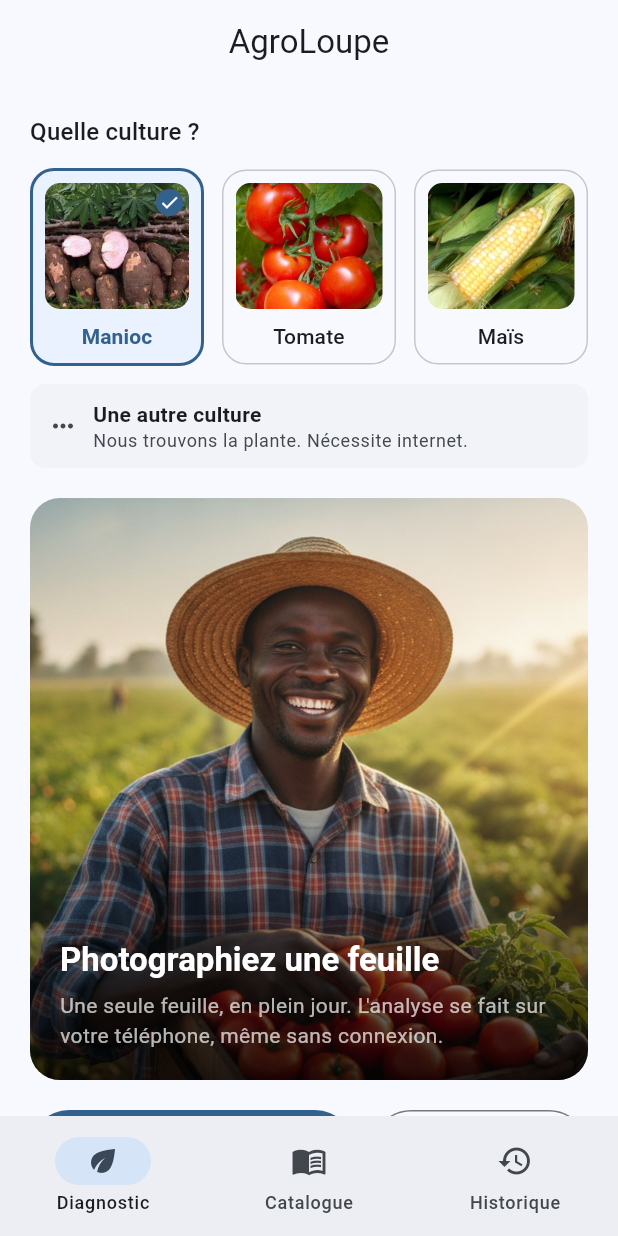
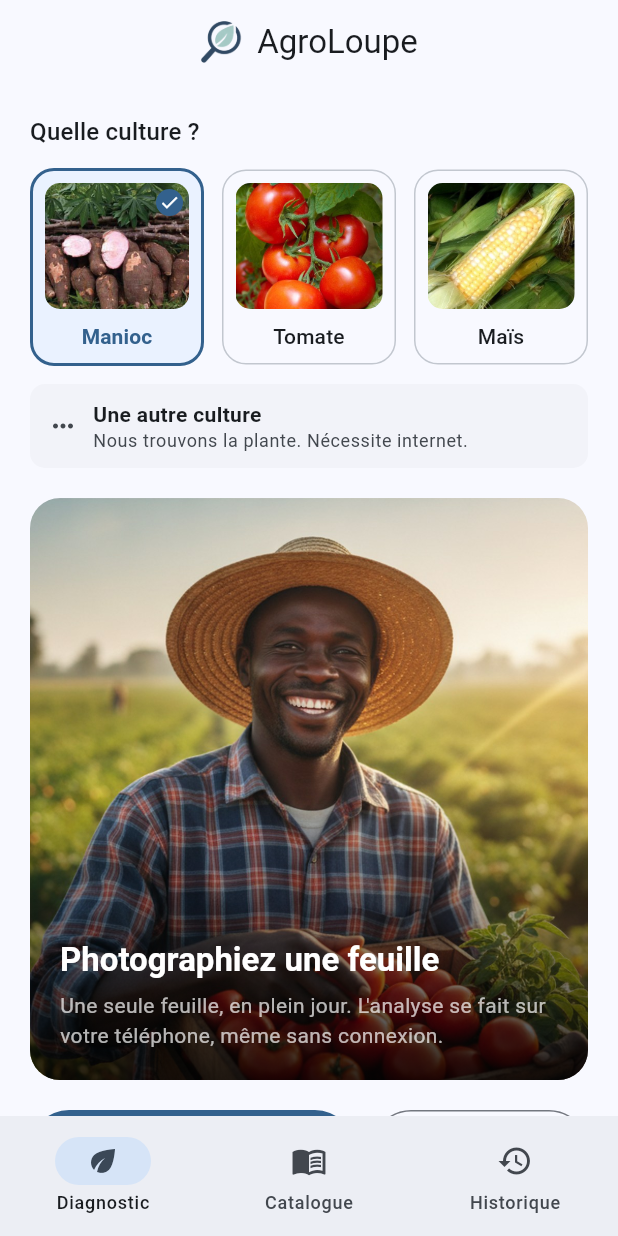
Before and after one commit to FFSC-Hackaton-2026-AgroLoupe/agro-loupe, a Flutter app: the screen it shows after launch, on a phone screen of 412 x 824 dp. Run offline on Flutter 3.47's test engine with Material 3 defaults, Android fonts, the phone set to English and light mode, and no system bars; our stand-ins replace connectivity_plus, dio, firebase_core, flutter_dotenv, image_picker; missing offline and left inert: tflite_flutter; accounts and stored records are empty.

Commit message:
add icon to appBar

```diff
--- a/lib/core/constants/app_constants.dart
+++ b/lib/core/constants/app_constants.dart
@@ -41,6 +41,15 @@ abstract final class AppConstants {
   /// Logo pour fond sombre : même dessin, tracé en bleu clair.
   static const String logoOnDarkAsset = 'assets/images/logo_on_dark.png';
 
+  /// Marque seule — loupe et feuille, sans le nom — pour les barres de titre.
+  ///
+  /// Découpée du logo complet : à côté d'un titre qui dit déjà « AgroLoupe »,
+  /// le logo entier afficherait le nom deux fois.
+  static const String iconAsset = 'assets/images/icon.png';
+
+  /// Variante éclaircie, pour un fond sombre.
+  static const String iconOnDarkAsset = 'assets/images/icon_on_dark.png';
+
   /// Photographie d'accueil (1080 × 1350) : un producteur et sa récolte.
   ///
   /// Le master pleine résolution est dans `design/sources/`, hors APK.
--- a/lib/features/diagnosis/ui/screens/home_screen.dart
+++ b/lib/features/diagnosis/ui/screens/home_screen.dart
@@ -5,6 +5,7 @@ import 'package:provider/provider.dart';
 
 import '../../../../core/constants/app_constants.dart';
 import '../../../../core/services/photo_service.dart';
+import '../../../../shared/widgets/app_bar_title.dart';
 import '../../../../shared/widgets/connection_badge.dart';
 import '../../state/diagnosis_provider.dart';
 import '../widgets/crop_selector.dart';
@@ -33,7 +34,7 @@ class HomeScreen extends StatelessWidget {
       },
       child: Scaffold(
         appBar: AppBar(
-          title: const Text(AppConstants.appName),
+          title: const AppBarTitle(AppConstants.appName),
           leading: peutRevenir
               ? IconButton(
                   icon: const Icon(Icons.arrow_back),
--- a/lib/features/history/ui/screens/history_screen.dart
+++ b/lib/features/history/ui/screens/history_screen.dart
@@ -1,4 +1,6 @@
 import 'package:flutter/material.dart';
+
+import '../../../../shared/widgets/app_bar_title.dart';
 
 /// Historique local des diagnostics.
 ///
@@ -17,7 +19,7 @@ class HistoryScreen extends StatelessWidget {
     final theme = Theme.of(context);
 
     return Scaffold(
-      appBar: AppBar(title: const Text('Historique')),
+      appBar: AppBar(title: const AppBarTitle('Historique')),
       body: Center(
         child: Padding(
           padding: const EdgeInsets.symmetric(horizontal: 32),
--- a/lib/features/treatments/ui/screens/catalog_screen.dart
+++ b/lib/features/treatments/ui/screens/catalog_screen.dart
@@ -1,4 +1,6 @@
 import 'package:flutter/material.dart';
+
+import '../../../../shared/widgets/app_bar_title.dart';
 
 /// Catalogue des maladies, consultable sans passer par un diagnostic.
 ///
@@ -18,7 +20,7 @@ class CatalogScreen extends StatelessWidget {
     final theme = Theme.of(context);
 
     return Scaffold(
-      appBar: AppBar(title: const Text('Catalogue')),
+      appBar: AppBar(title: const AppBarTitle('Catalogue')),
       body: Center(
         child: Padding(
           padding: const EdgeInsets.symmetric(horizontal: 32),
--- /dev/null
+++ b/lib/shared/widgets/app_bar_title.dart
@@ -0,0 +1,39 @@
+import 'package:flutter/material.dart';
+
+import '../../core/constants/app_constants.dart';
+
+/// Titre d'`AppBar` précédé de la marque de l'application.
+///
+/// Deux fichiers plutôt qu'un seul teinté : le bleu nuit de la loupe
+/// disparaîtrait sur le fond sombre, et le vert sauge de la feuille doit
+/// rester vert — une teinte unique appliquée à l'ensemble les écraserait tous
+/// les deux.
+class AppBarTitle extends StatelessWidget {
+  const AppBarTitle(this.text, {super.key});
+
+  /// Titre de l'écran. `AgroLoupe` sur l'accueil, le nom de l'onglet ailleurs.
+  final String text;
+
+  static const double _taille = 28;
+
+  @override
+  Widget build(BuildContext context) {
+    final sombre = Theme.of(context).brightness == Brightness.dark;
+
+    return Row(
+      mainAxisSize: MainAxisSize.min,
+      children: [
+        Image.asset(
+          sombre ? AppConstants.iconOnDarkAsset : AppConstants.iconAsset,
+          height: _taille,
+          width: _taille,
+          // Un logo absent ne doit pas décaler le titre ni faire rougir
+          // l'écran : on le retire simplement.
+          errorBuilder: (context, _, _) => const SizedBox.shrink(),
+        ),
+        const SizedBox(width: 10),
+        Flexible(child: Text(text, overflow: TextOverflow.ellipsis)),
+      ],
+    );
+  }
+}
```
Also changed, not shown: assets/images/icon.png (added), assets/images/icon_on_dark.png (added).
